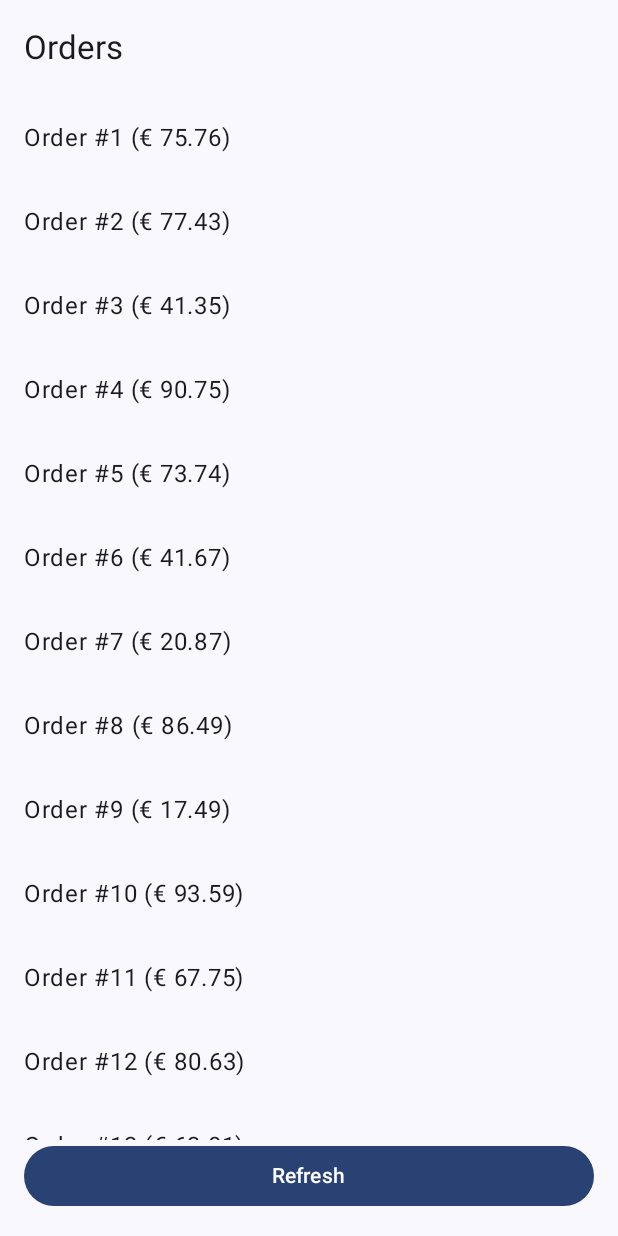
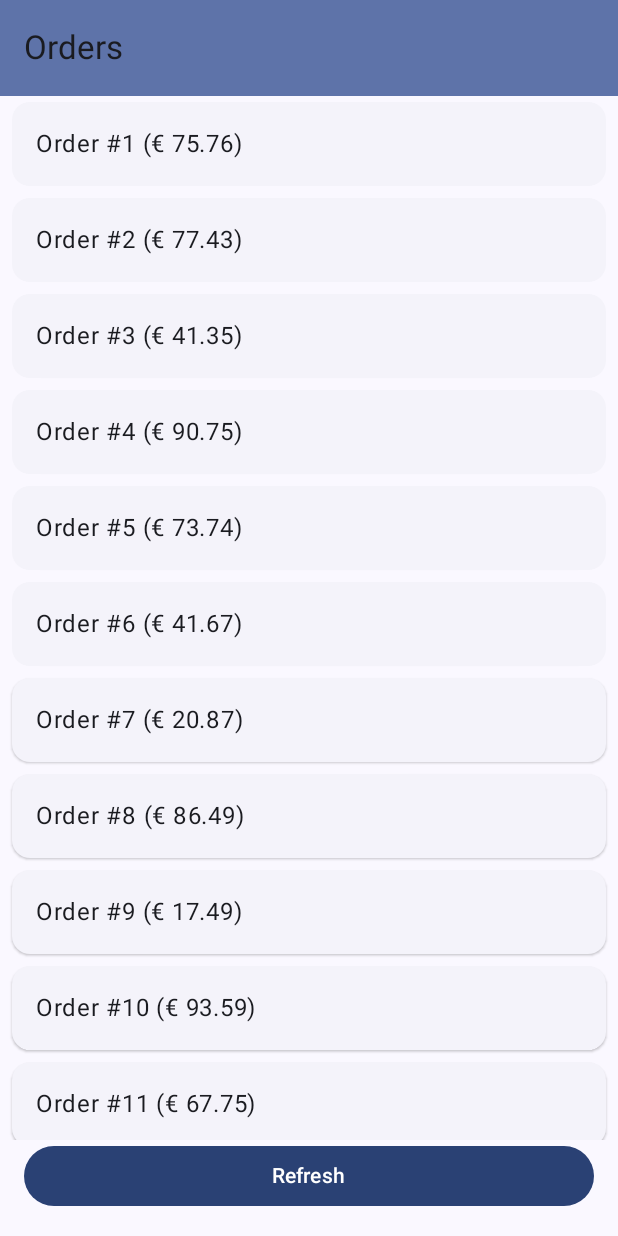
Before and after one commit to maxlord/android-skeleton-application, an Android app built with Jetpack Compose: the screen it shows after launch (MainActivity), on a phone screen of 412 x 824 dp. Run offline under Robolectric (Android 15) with nearby library versions, the phone set to English and light mode, and no system bars; our stand-ins replace Dagger/Hilt's generated code, Timber; libraries missing offline, so code that uses them is left out: com.jakewharton.threetenabp; 1 statement that could not run was skipped.

Commit message:
add Order Details Screen and navigation between screens

```diff
--- a/app/build.gradle.kts
+++ b/app/build.gradle.kts
@@ -71,6 +71,7 @@ dependencies {
 
 //    implementation(libs.material.compose)
     implementation(libs.lifecycle.viewmodel.compose)
+    implementation(libs.compose.navigation)
 
     // DI
     implementation(libs.hilt.android)
--- a/app/src/main/java/com/example/skeleton/MainActivity.kt
+++ b/app/src/main/java/com/example/skeleton/MainActivity.kt
@@ -6,11 +6,10 @@ import androidx.activity.compose.setContent
 import androidx.compose.foundation.layout.fillMaxSize
 import androidx.compose.material3.MaterialTheme
 import androidx.compose.material3.Surface
-import androidx.compose.material3.Text
 import androidx.compose.runtime.Composable
 import androidx.compose.ui.Modifier
 import androidx.compose.ui.tooling.preview.Preview
-import com.example.skeleton.presentation.view.OrderScreen
+import com.example.skeleton.presentation.view.AppScreen
 import com.example.skeleton.ui.theme.SkeletonAppTheme
 import dagger.hilt.android.AndroidEntryPoint
 
@@ -26,7 +25,7 @@ class MainActivity : ComponentActivity() {
                     modifier = Modifier.fillMaxSize(),
                     color = MaterialTheme.colorScheme.background
                 ) {
-                    OrderScreen()
+                    AppScreen()
 //                    Greeting("Android")
                 }
             }
@@ -53,5 +52,5 @@ class MainActivity : ComponentActivity() {
 @Preview(showBackground = false)
 @Composable
 fun OrderScreenPreview() {
-    OrderScreen()
+    AppScreen()
 }
--- a/app/src/main/java/com/example/skeleton/data/repository/OrderRepositoryImpl.kt
+++ b/app/src/main/java/com/example/skeleton/data/repository/OrderRepositoryImpl.kt
@@ -3,22 +3,28 @@ package com.example.skeleton.data.repository
 import com.example.skeleton.domain.model.Order
 import com.example.skeleton.domain.repository.OrderRepository
 import kotlinx.coroutines.delay
+import kotlinx.coroutines.flow.Flow
+import kotlinx.coroutines.flow.flowOf
 import javax.inject.Inject
 import kotlin.random.Random
 
 class OrderRepositoryImpl @Inject constructor() : OrderRepository {
 
-    override suspend fun getOrders(): List<Order> {
-        delay(2_000L)
-        val orders = mutableListOf<Order>()
-        for (i in 0..15) {
-            orders.add(
-                Order(
-                    title = "Order #${orders.size + 1}",
-                    price = Random.nextDouble(10.0, 100.0)
-                )
-            )
-        }
-        return orders.toList()
+    private val orders = List((0..49).toList().size) { index ->
+        Order(
+            id = index + 1,
+            title = "Order #${index + 1}",
+            price = Random.nextDouble(10.0, 100.0)
+        )
+    }
+
+    override suspend fun getOrders(): Flow<List<Order>> {
+        delay(1_000L)
+        return flowOf(orders)
+    }
+
+    override suspend fun getOrder(orderId: Int): Order {
+        delay(100)
+        return orders.first { it.id == orderId }
     }
 }
--- a/app/src/main/java/com/example/skeleton/domain/model/Order.kt
+++ b/app/src/main/java/com/example/skeleton/domain/model/Order.kt
@@ -1,6 +1,12 @@
 package com.example.skeleton.domain.model
 
 data class Order(
+    val id: Int,
     val title: String,
     val price: Double
-)
+) {
+
+    companion object {
+        val EMPTY = Order(0, "", 0.0)
+    }
+}
--- a/app/src/main/java/com/example/skeleton/domain/model/OrderScreenState.kt
+++ b/app/src/main/java/com/example/skeleton/domain/model/OrderListScreenState.kt
@@ -1,6 +1,6 @@
 package com.example.skeleton.domain.model
 
-data class OrderScreenState(
+data class OrderListScreenState(
     val isLoading: Boolean = false,
     val orders: List<Order> = emptyList()
 )
--- a/app/src/main/java/com/example/skeleton/domain/repository/OrderRepository.kt
+++ b/app/src/main/java/com/example/skeleton/domain/repository/OrderRepository.kt
@@ -1,8 +1,11 @@
 package com.example.skeleton.domain.repository
 
 import com.example.skeleton.domain.model.Order
+import kotlinx.coroutines.flow.Flow
 
 interface OrderRepository {
 
-    suspend fun getOrders(): List<Order>
+    suspend fun getOrders(): Flow<List<Order>>
+
+    suspend fun getOrder(orderId: Int): Order
 }
--- /dev/null
+++ b/app/src/main/java/com/example/skeleton/presentation/view/AppScreen.kt
@@ -0,0 +1,108 @@
+package com.example.skeleton.presentation.view
+
+import android.content.Context
+import androidx.compose.material.icons.Icons
+import androidx.compose.material.icons.filled.ArrowBack
+import androidx.compose.material3.ExperimentalMaterial3Api
+import androidx.compose.material3.Icon
+import androidx.compose.material3.IconButton
+import androidx.compose.material3.MaterialTheme
+import androidx.compose.material3.Scaffold
+import androidx.compose.material3.Text
+import androidx.compose.material3.TopAppBar
+import androidx.compose.material3.TopAppBarDefaults
+import androidx.compose.runtime.Composable
+import androidx.compose.runtime.LaunchedEffect
+import androidx.compose.runtime.getValue
+import androidx.compose.runtime.mutableStateOf
+import androidx.compose.runtime.saveable.rememberSaveable
+import androidx.compose.runtime.setValue
+import androidx.compose.ui.Modifier
+import androidx.compose.ui.platform.LocalContext
+import androidx.compose.ui.res.stringResource
+import androidx.compose.ui.tooling.preview.Preview
+import androidx.navigation.NavType
+import androidx.navigation.compose.NavHost
+import androidx.navigation.compose.composable
+import androidx.navigation.compose.currentBackStackEntryAsState
+import androidx.navigation.compose.rememberNavController
+import androidx.navigation.navArgument
+import com.example.skeleton.R
+import com.example.skeleton.navigation.AppNavigation
+import timber.log.Timber
+
+@OptIn(ExperimentalMaterial3Api::class)
+@Composable
+fun SkeletonAppBar(
+    screenTitle: String,
+    canNavigateBack: Boolean,
+    navigateUp: () -> Unit,
+    modifier: Modifier = Modifier
+) {
+    TopAppBar(
+        title = { Text(screenTitle) },
+        colors = TopAppBarDefaults.mediumTopAppBarColors(
+            containerColor = MaterialTheme.colorScheme.primaryContainer
+        ),
+        modifier = modifier,
+        navigationIcon = {
+            if (canNavigateBack) {
+                IconButton(onClick = navigateUp) {
+                    Icon(
+                        imageVector = Icons.Filled.ArrowBack,
+                        contentDescription = stringResource(R.string.back_button)
+                    )
+                }
+            }
+        }
+    )
+}
+
+
+@OptIn(ExperimentalMaterial3Api::class, ExperimentalMaterial3Api::class)
+@Preview
+@Composable
+fun AppScreen() {
+    val context = LocalContext.current
+    val navController = rememberNavController()
+    // Get current back stack entry
+    val backStackEntry by navController.currentBackStackEntryAsState()
+    var actionBarTitle by rememberSaveable { mutableStateOf("") }
+
+    LaunchedEffect(navController) {
+        navController.currentBackStackEntryFlow.collect { backStackEntry ->
+            Timber.d("BackStackEntry is changed to ${backStackEntry.destination.route}")
+            actionBarTitle = getTitleByRoute(context, backStackEntry.destination.route)
+        }
+    }
+
+    Scaffold(
+        topBar = {
+            SkeletonAppBar(
+                screenTitle = actionBarTitle,
+                canNavigateBack = navController.previousBackStackEntry != null,
+                navigateUp = { navController.navigateUp() })
+        }
+    ) { innerPadding ->
+        NavHost(navController = navController, startDestination = "orders") {
+            composable(AppNavigation.ORDERS) { OrderListScreen(navController, innerPadding) }
+            composable(
+                "${AppNavigation.ORDERS}/{orderId}",
+                arguments = listOf(navArgument("orderId") { type = NavType.IntType })
+            ) { OrderDetailsScreen(navController, innerPadding) }
+        }
+    }
+}
+
+fun getTitleByRoute(context: Context, route: String?): String {
+    return when (route) {
+        AppNavigation.ORDERS -> "Orders"
+        else -> {
+            if (route?.startsWith(AppNavigation.ORDERS) == true) {
+                "Order Details"
+            } else {
+                context.getString(R.string.app_name)
+            }
+        }
+    }
+}
--- /dev/null
+++ b/app/src/main/java/com/example/skeleton/presentation/view/OrderListScreen.kt
@@ -0,0 +1,89 @@
+package com.example.skeleton.presentation.view
+
+import androidx.compose.foundation.layout.Box
+import androidx.compose.foundation.layout.Column
+import androidx.compose.foundation.layout.PaddingValues
+import androidx.compose.foundation.layout.Row
+import androidx.compose.foundation.layout.fillMaxSize
+import androidx.compose.foundation.layout.fillMaxWidth
+import androidx.compose.foundation.layout.padding
+import androidx.compose.foundation.lazy.LazyColumn
+import androidx.compose.foundation.lazy.items
+import androidx.compose.material3.Button
+import androidx.compose.material3.ButtonDefaults
+import androidx.compose.material3.CircularProgressIndicator
+import androidx.compose.material3.ElevatedCard
+import androidx.compose.material3.ExperimentalMaterial3Api
+import androidx.compose.material3.Text
+import androidx.compose.runtime.Composable
+import androidx.compose.runtime.getValue
+import androidx.compose.ui.Alignment
+import androidx.compose.ui.Modifier
+import androidx.compose.ui.unit.dp
+import androidx.hilt.navigation.compose.hiltViewModel
+import androidx.navigation.NavController
+import com.example.skeleton.domain.model.Order
+import com.example.skeleton.navigation.AppNavigation
+import com.example.skeleton.presentation.viewModel.OrderListViewModel
+import timber.log.Timber
+
+@OptIn(ExperimentalMaterial3Api::class, ExperimentalMaterial3Api::class)
+@Composable
+fun OrderListScreen(navController: NavController, innerPadding: PaddingValues) {
+    val viewModel: OrderListViewModel = hiltViewModel()
+    val state by viewModel.state
+
+    Column(
+        modifier = Modifier
+            .fillMaxSize()
+            .padding(innerPadding)
+    ) {
+        LazyColumn(Modifier.weight(1f)) {
+            items(state.orders) {
+                OrderListItem(order = it, onClick = {
+                    Timber.d("Order clicked = $it")
+                    navController.navigate("${AppNavigation.ORDERS}/${it.id}")
+                })
+            }
+        }
+
+        if (state.isLoading) {
+            Box(
+                modifier = Modifier.fillMaxSize(),
+                contentAlignment = Alignment.Center
+            ) {
+                CircularProgressIndicator()
+            }
+        } else {
+            Button(
+                onClick = { viewModel.refreshOrders() },
+                shape = ButtonDefaults.outlinedShape,
+                modifier = Modifier
+                    .fillMaxWidth()
+                    .padding(16.dp, 0.dp, 16.dp, 16.dp)
+            ) {
+                Text(text = "Refresh")
+            }
+        }
+    }
+}
+
+@OptIn(ExperimentalMaterial3Api::class)
+@Composable
+fun OrderListItem(order: Order, onClick: (Order) -> Unit) {
+    ElevatedCard(
+        onClick = { onClick(order) },
+        modifier = Modifier
+            .fillMaxWidth()
+            .padding(8.dp, 4.dp)
+    ) {
+        Row(
+            modifier =
+            Modifier
+                .fillMaxWidth()
+                .padding(16.dp)
+        ) {
+            Text(text = "${order.title} (€ ${"%.2f".format(order.price)})")
+        }
+    }
+}
--- a/app/src/main/java/com/example/skeleton/presentation/view/OrderScreen.kt
+++ /dev/null
@@ -1,71 +0,0 @@
-package com.example.skeleton.presentation.view
-
-import androidx.compose.foundation.layout.Box
-import androidx.compose.foundation.layout.Column
-import androidx.compose.foundation.layout.fillMaxSize
-import androidx.compose.foundation.layout.fillMaxWidth
-import androidx.compose.foundation.layout.padding
-import androidx.compose.foundation.lazy.LazyColumn
-import androidx.compose.foundation.lazy.items
-import androidx.compose.material3.Button
-import androidx.compose.material3.ButtonDefaults
-import androidx.compose.material3.CircularProgressIndicator
-import androidx.compose.material3.ExperimentalMaterial3Api
-import androidx.compose.material3.ListItem
-import androidx.compose.material3.Scaffold
-import androidx.compose.material3.Text
-import androidx.compose.material3.TopAppBar
-import androidx.compose.runtime.Composable
-import androidx.compose.runtime.getValue
-import androidx.compose.ui.Alignment
-import androidx.compose.ui.Modifier
-import androidx.compose.ui.tooling.preview.Preview
-import androidx.compose.ui.unit.dp
-import androidx.hilt.navigation.compose.hiltViewModel
-import com.example.skeleton.presentation.viewModel.OrdersViewModel
-
-@OptIn(ExperimentalMaterial3Api::class, ExperimentalMaterial3Api::class)
-@Preview
-@Composable
-fun OrderScreen() {
-    val viewModel: OrdersViewModel = hiltViewModel()
-    val state by viewModel.state
-
-    Scaffold(
-        topBar = { TopAppBar(title = { Text("Orders") }) }
-    ) { padding ->
-        Column(
-            modifier = Modifier
-                .fillMaxSize()
-                .padding(padding)
-        ) {
-            LazyColumn(Modifier.weight(1f)) {
-                items(state.orders) {
-                    ListItem(
-                        headlineContent = { Text(text = "${it.title} (€ ${"%.2f".format(it.price)})") },
-                    )
-                }
-            }
-
-            if (state.isLoading) {
-                Box(
-                    modifier = Modifier.fillMaxSize(),
-                    contentAlignment = Alignment.Center
-                ) {
-                    CircularProgressIndicator()
-                }
-            } else {
-                Button(
-                    onClick = { viewModel.refreshOrders() },
-                    shape = ButtonDefaults.outlinedShape,
-                    modifier = Modifier
-                        .fillMaxWidth()
-                        .padding(16.dp, 0.dp, 16.dp, 16.dp)
-//                        .padding(24.dp, 16.dp),
-                ) {
-                    Text(text = "Refresh")
-                }
-            }
-        }
-    }
-}
--- a/app/src/main/java/com/example/skeleton/presentation/viewModel/OrdersViewModel.kt
+++ b/app/src/main/java/com/example/skeleton/presentation/viewModel/OrderListViewModel.kt
@@ -4,21 +4,23 @@ import androidx.compose.runtime.State
 import androidx.compose.runtime.mutableStateOf
 import androidx.lifecycle.ViewModel
 import androidx.lifecycle.viewModelScope
-import com.example.skeleton.domain.model.OrderScreenState
+import com.example.skeleton.domain.model.OrderListScreenState
 import com.example.skeleton.domain.repository.OrderRepository
 import dagger.hilt.android.lifecycle.HiltViewModel
 import kotlinx.coroutines.Dispatchers
+import kotlinx.coroutines.flow.last
+import kotlinx.coroutines.flow.lastOrNull
 import kotlinx.coroutines.launch
 import kotlinx.coroutines.withContext
 import javax.inject.Inject
 
 @HiltViewModel
-class OrdersViewModel @Inject constructor(
+class OrderListViewModel @Inject constructor(
     private val orderRepo: OrderRepository
 ) : ViewModel() {
 
-    private val _state = mutableStateOf(OrderScreenState())
-    val state: State<OrderScreenState> = _state
+    private val _state = mutableStateOf(OrderListScreenState())
+    val state: State<OrderListScreenState> = _state
 
     init {
         refreshOrders()
@@ -35,7 +37,7 @@ class OrdersViewModel @Inject constructor(
                 withContext(Dispatchers.Main) {
                     _state.value = _state.value.copy(
                         isLoading = false,
-                        orders = orders
+                        orders = orders.lastOrNull().orEmpty()
                     )
                 }
             }
--- a/app/src/main/res/values/strings.xml
+++ b/app/src/main/res/values/strings.xml
@@ -1,3 +1,4 @@
 <resources>
     <string name="app_name">Skeleton App</string>
+    <string name="back_button">Back</string>
 </resources>
--- a/gradle/libs.versions.toml
+++ b/gradle/libs.versions.toml
@@ -9,6 +9,7 @@ lifecycle = "2.6.1"
 lifecycle-runtime-ktx = "2.6.1"
 activity-compose = "1.7.2"
 compose-bom = "2023.06.01"
+compose-navigation = "2.6.0"
 appcompat = "1.6.1"
 material = "1.9.0"
 hilt = "2.44"
@@ -40,6 +41,7 @@ lifecycle-runtime-ktx = { group = "androidx.lifecycle", name = "lifecycle-runtim
 lifecycle-viewmodel-compose = { group = "androidx.lifecycle", name = "lifecycle-viewmodel-compose", version.ref = "lifecycle" }
 activity-compose = { group = "androidx.activity", name = "activity-compose", version.ref = "activity-compose" }
 compose-bom = { group = "androidx.compose", name = "compose-bom", version.ref = "compose-bom" }
+compose-navigation = { group = "androidx.navigation", name = "navigation-compose", version.ref = "compose-navigation"}
 ui = { group = "androidx.compose.ui", name = "ui" }
 ui-graphics = { group = "androidx.compose.ui", name = "ui-graphics" }
 ui-tooling = { group = "androidx.compose.ui", name = "ui-tooling" }
```
Also changed, not shown: app/src/main/java/com/example/skeleton/navigation/AppNavigation.kt (added, +7 -0 lines), app/src/main/java/com/example/skeleton/presentation/view/OrderDetailsScreen.kt (added, +50 -0 lines), app/src/main/java/com/example/skeleton/presentation/viewModel/OrderDetailsViewModel.kt (added, +37 -0 lines).
